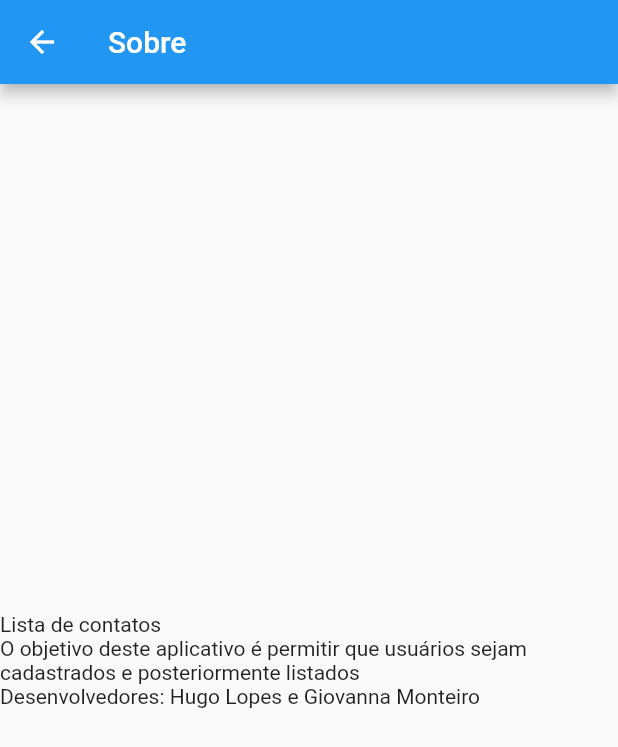
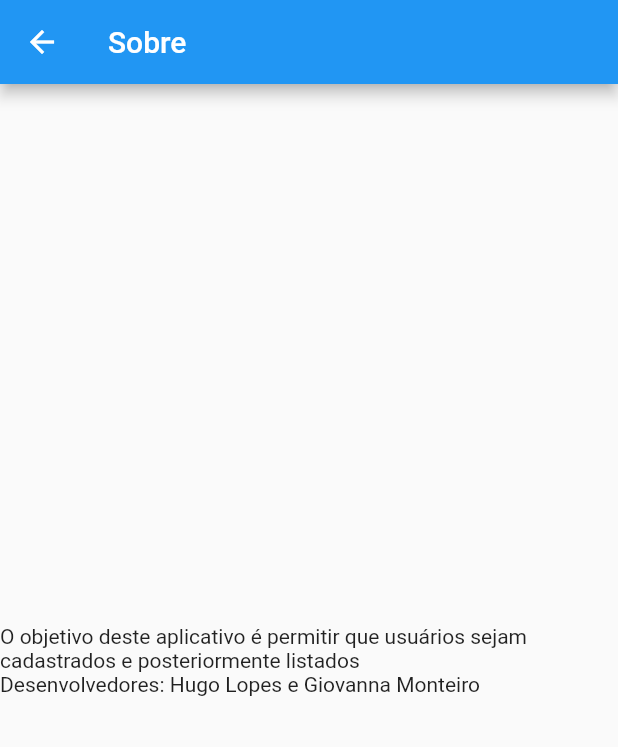
Before and after one commit to hugovallada/agenda-flutter-fatec-rp, a Flutter app: the Sobre screen opened by its route, on a phone screen of 412 x 824 dp. Shown: the top 747 px of the screen. Run offline on Flutter 3.47's test engine with Material 2 defaults, Android fonts, the phone set to English and light mode, and no system bars.

Commit message:
correção

```diff
--- a/agenda/lib/ui/sobre.dart
+++ b/agenda/lib/ui/sobre.dart
@@ -6,6 +6,6 @@ class Sobre extends StatelessWidget {
   Widget build(BuildContext context) {
     return Scaffold(
         appBar: AppBar(title: Text('Sobre')),
-        body: Center(child: Text("Lista de contatos\nO objetivo deste aplicativo é permitir que usuários sejam cadastrados e posteriormente listados\nDesenvolvedores: Hugo Lopes e Giovanna Monteiro")));
+        body: Center(child: Text("O objetivo deste aplicativo é permitir que usuários sejam cadastrados e posteriormente listados\nDesenvolvedores: Hugo Lopes e Giovanna Monteiro")));
   }
 }
```
Also changed, not shown: agenda/pubspec.lock.
